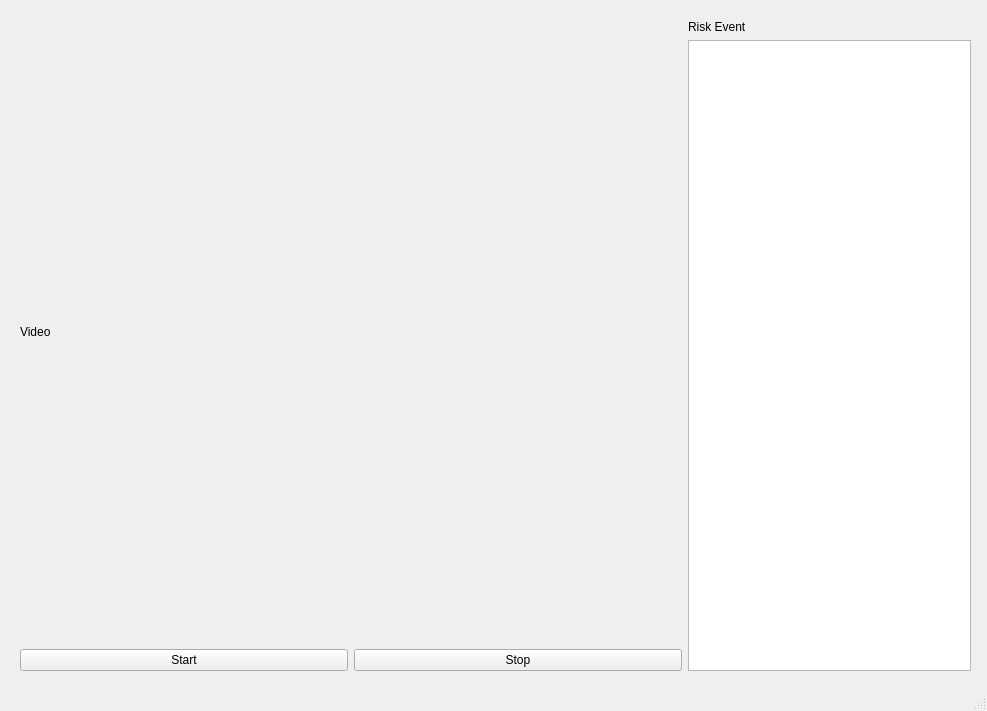
First picture: the form in yolov5/gui/UI_v1.ui, repository JinkaiZ/YoloV5.6-Construction-site-Monitoring-System, before the edit.
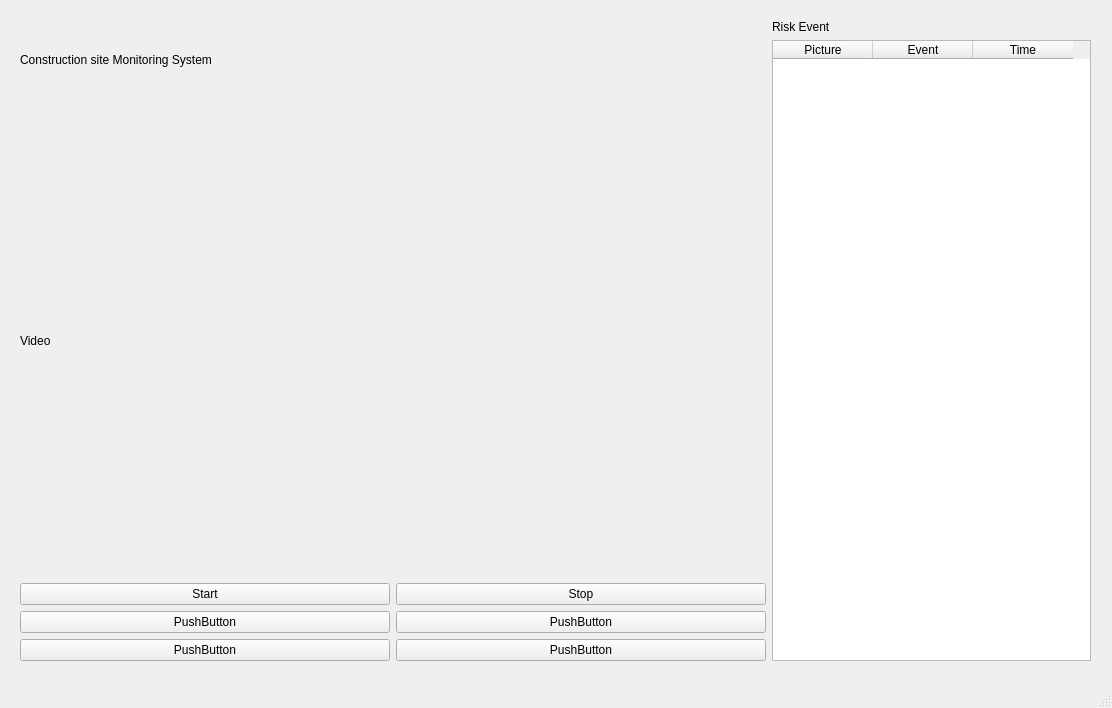
Second picture: the form after the edit.

Commit message: add components in UI Implement Start and Stop functions

```diff
--- a/yolov5/gui/UI_v1.ui
+++ b/yolov5/gui/UI_v1.ui
@@ -6,8 +6,8 @@
    <rect>
     <x>0</x>
     <y>0</y>
-    <width>987</width>
-    <height>711</height>
+    <width>1112</width>
+    <height>708</height>
    </rect>
   </property>
   <property name="windowTitle">
@@ -19,13 +19,25 @@
      <rect>
       <x>20</x>
       <y>20</y>
-      <width>951</width>
-      <height>651</height>
+      <width>1071</width>
+      <height>641</height>
      </rect>
     </property>
+    <layout class="QHBoxLayout" name="horizontalLayout">
+     <item>
     <layout class="QHBoxLayout" name="horizontalLayout_mainWindow" stretch="7,3">
      <item>
-      <layout class="QVBoxLayout" name="verticalLayout_videoSection" stretch="8,2">
+        <layout class="QVBoxLayout" name="verticalLayout_videoSection" stretch="1,6,3">
+         <item>
+          <widget class="QLabel" name="label_Title">
+           <property name="text">
+            <string>Construction site Monitoring System</string>
+           </property>
+           <property name="textFormat">
+            <enum>Qt::AutoText</enum>
+           </property>
+          </widget>
+         </item>
        <item>
         <widget class="QLabel" name="label_videoPlaceHolder">
          <property name="text">
@@ -34,21 +46,49 @@
         </widget>
        </item>
        <item>
-        <layout class="QHBoxLayout" name="horizontalLayout_buttonSection">
-         <item>
+          <layout class="QGridLayout" name="gridLayout_buttonSection">
+           <item row="1" column="1">
+            <widget class="QPushButton" name="pushButton_4">
+             <property name="text">
+              <string>PushButton</string>
+             </property>
+            </widget>
+           </item>
+           <item row="1" column="0">
+            <widget class="QPushButton" name="pushButton_2">
+             <property name="text">
+              <string>PushButton</string>
+             </property>
+            </widget>
+           </item>
+           <item row="0" column="0">
           <widget class="QPushButton" name="pushButton_start">
            <property name="text">
             <string>Start</string>
            </property>
           </widget>
          </item>
-         <item>
+           <item row="0" column="1">
           <widget class="QPushButton" name="pushButton_stop">
            <property name="text">
             <string>Stop</string>
            </property>
           </widget>
          </item>
+           <item row="2" column="0">
+            <widget class="QPushButton" name="pushButton_3">
+             <property name="text">
+              <string>PushButton</string>
+             </property>
+            </widget>
+           </item>
+           <item row="2" column="1">
+            <widget class="QPushButton" name="pushButton">
+             <property name="text">
+              <string>PushButton</string>
+             </property>
+            </widget>
+           </item>
         </layout>
        </item>
       </layout>
@@ -63,7 +103,25 @@
         </widget>
        </item>
        <item>
-        <widget class="QListWidget" name="listWidget_risikEvent"/>
+          <widget class="QTableWidget" name="tableWidget_eventDisplaySection">
+           <column>
+            <property name="text">
+             <string>Picture</string>
+            </property>
+           </column>
+           <column>
+            <property name="text">
+             <string>Event</string>
+            </property>
+           </column>
+           <column>
+            <property name="text">
+             <string>Time</string>
+            </property>
+           </column>
+          </widget>
+         </item>
+        </layout>
        </item>
       </layout>
      </item>
```
Left out of the diff: 4 changed lines with no effect on the pictures. Lines whose indentation alone changed are shown as unchanged. The commit also changes 2 other files.
